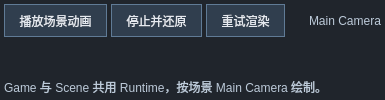
Above: GameSprout/View/GameViewUI/GameViewUI.ui from Heroinaddicts/G-Foundation before the change. Below: the same form after it.
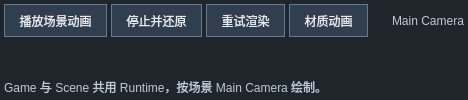
That is the form after the change. Custom widgets are drawn as their Qt base class.

Commit message:
减少编辑态视口的重绘和帧等待
Scene 和 Game 在编辑态默认按事件重绘。动态材质可在视口启用预览，Scene 可单独显示后代或全部碰撞体。视口优先尝试获取交换链帧，未取得时保留上一帧的拾取相机，并在下一次宿主帧重试。既有 Runtime 调用默认仍采用等待式获取。

Runtime 复用未变动分支的世界矩阵，缓存静态网格的有效包围盒与选中轮廓拓扑，名称和标签变更跳过绘制快照失效。GRHI 通过 SDL 提供 TryAcquireFrame，Runtime 通过 RenderView 选择获取策略，Editor 只调用 Runtime。公开接口布局变动要求配套模块一并重建。

macOS Debug GRHI、Runtime 和 Editor 构建通过。SceneView.RenderScheduling、Runtime.RendererGPU、Runtime.TransformCacheAndSuspendedTicks、Runtime.RenderSnapshotsGPU 与 Runtime.ColliderDebugGPU 通过。在 14818 节点实际场景保持 Scene 可见的 4 秒空闲采样中，未采到实际绘制函数。

Diff of the .ui file:
```diff
--- a/GameSprout/View/GameViewUI/GameViewUI.ui
+++ b/GameSprout/View/GameViewUI/GameViewUI.ui
@@ -11,6 +11,7 @@
     <item><widget class="QToolButton" name="playButton"><property name="text"><string>播放场景动画</string></property><property name="toolTip"><string>按各个 Animator 的配置播放场景动画，并结束单独动画预览。单独预览 Clip 请使用 Inspector 中的预览控件。</string></property><property name="checkable"><bool>true</bool></property></widget></item>
     <item><widget class="QToolButton" name="stopButton"><property name="text"><string>停止并还原</string></property></widget></item>
     <item><widget class="QToolButton" name="retryButton"><property name="text"><string>重试渲染</string></property></widget></item>
+    <item><widget class="QToolButton" name="materialPreviewButton"><property name="text"><string>材质动画</string></property><property name="toolTip"><string>在编辑模式中连续预览水面等动态材质。</string></property><property name="checkable"><bool>true</bool></property></widget></item>
     <item><spacer name="toolbarSpacer"><property name="orientation"><enum>Qt::Horizontal</enum></property><property name="sizeHint" stdset="0"><size><width>20</width><height>1</height></size></property></spacer></item>
     <item><widget class="QLabel" name="cameraLabel"><property name="text"><string>Main Camera</string></property></widget></item>
    </layout></item>
```
The commit also changes 24 other files.
